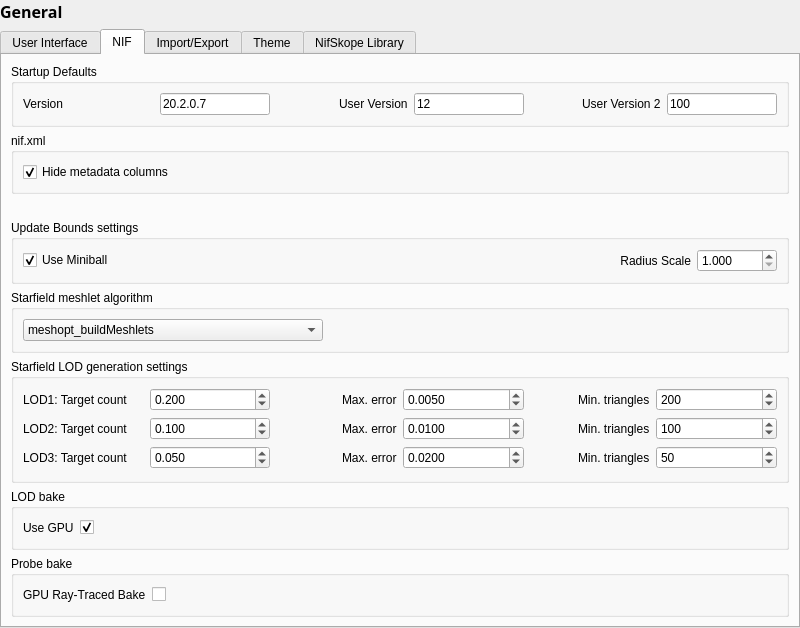
Qt form src/ui/settingsgeneral.ui (BungoV/NifSkope-WildWastelandEdition) before a commit.
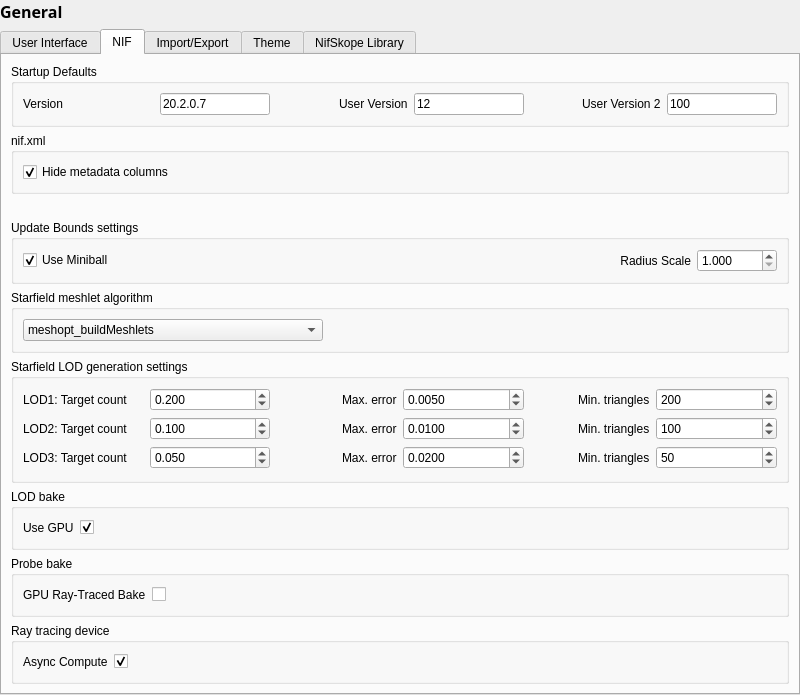
The same form after that commit. The open tabs and pages were chosen to show the change. Custom widgets are drawn as their Qt base class.

Commit message: VKCOMPUTE1 item 2: async compute for the ray-traced GI and ReSTIR

What changed in the file:
```diff
--- a/src/ui/settingsgeneral.ui
+++ b/src/ui/settingsgeneral.ui
@@ -834,6 +834,51 @@
          </layout>
         </widget>
        </item>
+       <item>
+        <widget class="QGroupBox" name="groupBoxAsyncCompute">
+         <property name="title">
+          <string>Ray tracing device</string>
+         </property>
+         <property name="flat">
+          <bool>true</bool>
+         </property>
+         <layout class="QGridLayout" name="gridLayoutAsyncCompute">
+          <item row="0" column="0">
+           <widget class="QLabel" name="lblAsyncCompute">
+            <property name="text">
+             <string>Async Compute</string>
+            </property>
+            <property name="buddy">
+             <cstring>asyncCompute</cstring>
+            </property>
+           </widget>
+          </item>
+          <item row="0" column="1">
+           <widget class="QCheckBox" name="asyncCompute">
+            <property name="text">
+             <string/>
+            </property>
+            <property name="checked">
+             <bool>true</bool>
+            </property>
+           </widget>
+          </item>
+          <item row="0" column="2">
+           <spacer name="horizontalSpacerAsyncCompute">
+            <property name="orientation">
+             <enum>Qt::Horizontal</enum>
+            </property>
+            <property name="sizeHint" stdset="0">
+             <size>
+              <width>40</width>
+              <height>20</height>
+             </size>
+            </property>
+           </spacer>
+          </item>
+         </layout>
+        </widget>
+       </item>
       </layout>
      </widget>
      <widget class="QWidget" name="importex">
```
The commit also changes 8 other files.
